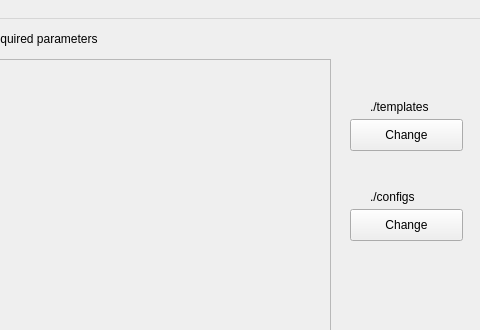
This is src/confGen.ui in nvc8996/conf-gen as Qt 5 draws it before an edit; both pictures show x 420 to 900 and y 0 to 330 of the 900 by 600 pixel window. The edited form follows.
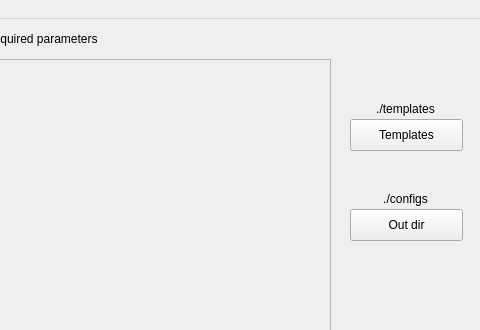
This is the edited form.

Diff of the .ui file:
```diff
--- a/src/confGen.ui
+++ b/src/confGen.ui
@@ -127,10 +127,10 @@
    <widget class="QLabel" name="tempDirLabel">
     <property name="geometry">
      <rect>
-      <x>790</x>
+      <x>760</x>
       <y>80</y>
-      <width>68</width>
-      <height>16</height>
+      <width>131</width>
+      <height>20</height>
      </rect>
     </property>
     <property name="sizePolicy">
@@ -142,6 +142,9 @@
     <property name="text">
      <string>./templates</string>
     </property>
+    <property name="alignment">
+     <set>Qt::AlignCenter</set>
+    </property>
    </widget>
    <widget class="QPushButton" name="genButton">
     <property name="geometry">
@@ -178,7 +181,7 @@
      </sizepolicy>
     </property>
     <property name="text">
-     <string>Change</string>
+     <string>Templates</string>
     </property>
    </widget>
    <widget class="QPushButton" name="changeOutDirButton">
@@ -197,16 +200,16 @@
      </sizepolicy>
     </property>
     <property name="text">
-     <string>Change</string>
+     <string>Out dir</string>
     </property>
    </widget>
    <widget class="QLabel" name="outDirLabel">
     <property name="geometry">
      <rect>
-      <x>790</x>
+      <x>760</x>
       <y>170</y>
-      <width>60</width>
-      <height>16</height>
+      <width>131</width>
+      <height>20</height>
      </rect>
     </property>
     <property name="sizePolicy">
@@ -218,6 +221,9 @@
     <property name="text">
      <string>./configs</string>
     </property>
+    <property name="alignment">
+     <set>Qt::AlignCenter</set>
+    </property>
    </widget>
   </widget>
   <widget class="QMenuBar" name="menubar">
```
Left out of the diff: 13 changed lines with no effect on the pictures.
